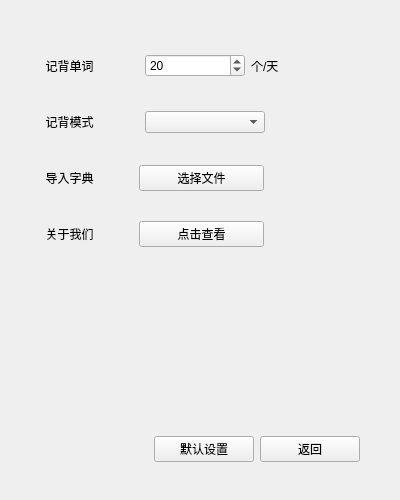
squarefk/EnglishHelper, file form/settingsui.ui: the form before one commit.
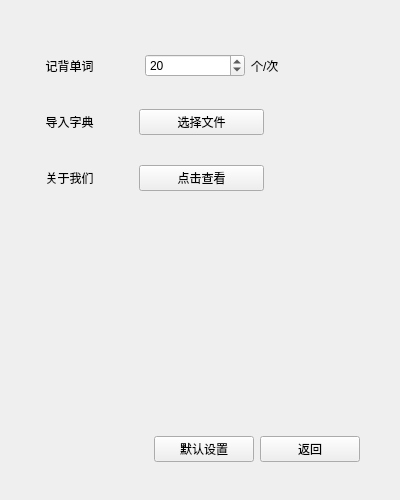
The form after the commit.

Patch:
```diff
--- a/form/settingsui.ui
+++ b/form/settingsui.ui
@@ -72,64 +72,12 @@
       <item>
        <widget class="QLabel" name="label_3">
         <property name="text">
-         <string>个/天</string>
+         <string>个/次</string>
         </property>
        </widget>
       </item>
      </layout>
     </item>
-    <item>
-     <layout class="QHBoxLayout" name="horizontalLayout_2">
-      <item>
-       <widget class="QLabel" name="label_4">
-        <property name="minimumSize">
-         <size>
-          <width>100</width>
-          <height>50</height>
-         </size>
-        </property>
-        <property name="maximumSize">
-         <size>
-          <width>100</width>
-          <height>50</height>
-         </size>
-        </property>
-        <property name="text">
-         <string>  记背模式</string>
-        </property>
-       </widget>
-      </item>
-      <item>
-       <widget class="QComboBox" name="comboBox">
-        <property name="minimumSize">
-         <size>
-          <width>120</width>
-          <height>0</height>
-         </size>
-        </property>
-        <property name="maximumSize">
-         <size>
-          <width>120</width>
-          <height>16777215</height>
-         </size>
-        </property>
-       </widget>
-      </item>
-      <item>
-       <spacer name="horizontalSpacer_2">
-        <property name="orientation">
-         <enum>Qt::Horizontal</enum>
-        </property>
-        <property name="sizeHint" stdset="0">
-         <size>
-          <width>40</width>
-          <height>20</height>
-         </size>
-        </property>
-       </spacer>
-      </item>
-     </layout>
-    </item>
     <item>
      <layout class="QHBoxLayout" name="horizontalLayout_4">
       <item>
```
